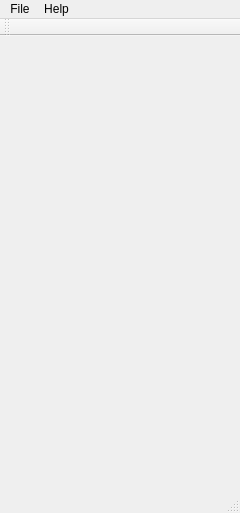
The window that AutoTLBB/MainWindow.ui (NhokCrazy199/AutoTLBB) describes before a commit, drawn with Qt 5.
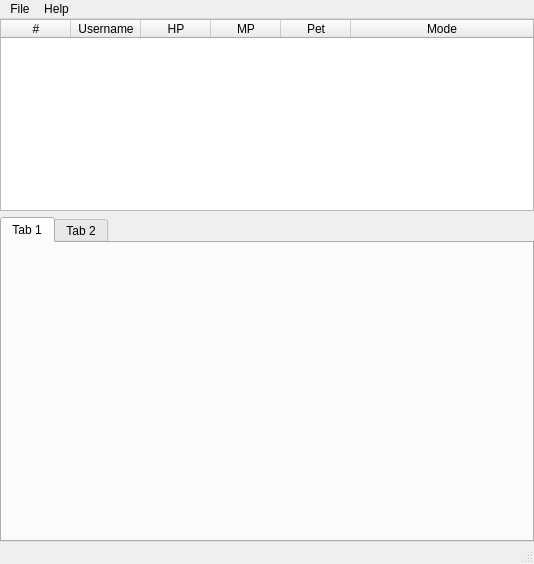
The same window after the commit.

The edit to the form file:
```diff
--- a/AutoTLBB/MainWindow.ui
+++ b/AutoTLBB/MainWindow.ui
@@ -6,20 +6,149 @@
    <rect>
     <x>0</x>
     <y>0</y>
-    <width>240</width>
-    <height>513</height>
+    <width>534</width>
+    <height>564</height>
    </rect>
   </property>
   <property name="windowTitle">
    <string>MainWindow</string>
   </property>
-  <widget class="QWidget" name="centralWidget"/>
+  <property name="windowOpacity">
+   <double>1.000000000000000</double>
+  </property>
+  <property name="styleSheet">
+   <string notr="true"/>
+  </property>
+  <property name="tabShape">
+   <enum>QTabWidget::Rounded</enum>
+  </property>
+  <widget class="QWidget" name="centralWidget">
+   <layout class="QGridLayout" name="gridLayout">
+    <property name="leftMargin">
+     <number>0</number>
+    </property>
+    <property name="topMargin">
+     <number>0</number>
+    </property>
+    <property name="rightMargin">
+     <number>0</number>
+    </property>
+    <property name="bottomMargin">
+     <number>0</number>
+    </property>
+    <property name="verticalSpacing">
+     <number>6</number>
+    </property>
+    <item row="0" column="0">
+     <widget class="QTableWidget" name="gameListTableWidget">
+      <property name="sizePolicy">
+       <sizepolicy hsizetype="Minimum" vsizetype="Minimum">
+        <horstretch>0</horstretch>
+        <verstretch>0</verstretch>
+       </sizepolicy>
+      </property>
+      <property name="minimumSize">
+       <size>
+        <width>521</width>
+        <height>192</height>
+       </size>
+      </property>
+      <property name="contextMenuPolicy">
+       <enum>Qt::DefaultContextMenu</enum>
+      </property>
+      <property name="autoFillBackground">
+       <bool>true</bool>
+      </property>
+      <property name="horizontalScrollBarPolicy">
+       <enum>Qt::ScrollBarAsNeeded</enum>
+      </property>
+      <property name="sizeAdjustPolicy">
+       <enum>QAbstractScrollArea::AdjustToContents</enum>
+      </property>
+      <property name="selectionBehavior">
+       <enum>QAbstractItemView::SelectRows</enum>
+      </property>
+      <property name="columnCount">
+       <number>6</number>
+      </property>
+      <attribute name="horizontalHeaderCascadingSectionResizes">
+       <bool>true</bool>
+      </attribute>
+      <attribute name="horizontalHeaderDefaultSectionSize">
+       <number>70</number>
+      </attribute>
+      <attribute name="horizontalHeaderHighlightSections">
+       <bool>true</bool>
+      </attribute>
+      <attribute name="horizontalHeaderShowSortIndicator" stdset="0">
+       <bool>false</bool>
+      </attribute>
+      <attribute name="horizontalHeaderStretchLastSection">
+       <bool>true</bool>
+      </attribute>
+      <attribute name="verticalHeaderCascadingSectionResizes">
+       <bool>false</bool>
+      </attribute>
+      <column>
+       <property name="text">
+        <string>#</string>
+       </property>
+      </column>
+      <column>
+       <property name="text">
+        <string>Username</string>
+       </property>
+      </column>
+      <column>
+       <property name="text">
+        <string>HP</string>
+       </property>
+      </column>
+      <column>
+       <property name="text">
+        <string>MP</string>
+       </property>
+      </column>
+      <column>
+       <property name="text">
+        <string>Pet</string>
+       </property>
+      </column>
+      <column>
+       <property name="text">
+        <string>Mode</string>
+       </property>
+      </column>
+     </widget>
+    </item>
+    <item row="1" column="0">
+     <widget class="QTabWidget" name="tabWidget">
+      <property name="layoutDirection">
+       <enum>Qt::LeftToRight</enum>
+      </property>
+      <property name="currentIndex">
+       <number>0</number>
+      </property>
+      <widget class="QWidget" name="tab">
+       <attribute name="title">
+        <string>Tab 1</string>
+       </attribute>
+      </widget>
+      <widget class="QWidget" name="tab_2">
+       <attribute name="title">
+        <string>Tab 2</string>
+       </attribute>
+      </widget>
+     </widget>
+    </item>
+   </layout>
+  </widget>
   <widget class="QMenuBar" name="menuBar">
    <property name="geometry">
     <rect>
      <x>0</x>
      <y>0</y>
-     <width>240</width>
+     <width>534</width>
      <height>20</height>
     </rect>
    </property>
@@ -38,14 +167,6 @@
    <addaction name="menuFile"/>
    <addaction name="menuHelp"/>
   </widget>
-  <widget class="QToolBar" name="mainToolBar">
-   <attribute name="toolBarArea">
-    <enum>TopToolBarArea</enum>
-   </attribute>
-   <attribute name="toolBarBreak">
-    <bool>false</bool>
-   </attribute>
-  </widget>
   <widget class="QStatusBar" name="statusBar"/>
   <action name="actionAbout">
    <property name="text">
```
Left out of the diff: 8 changed lines with no effect on the pictures.
